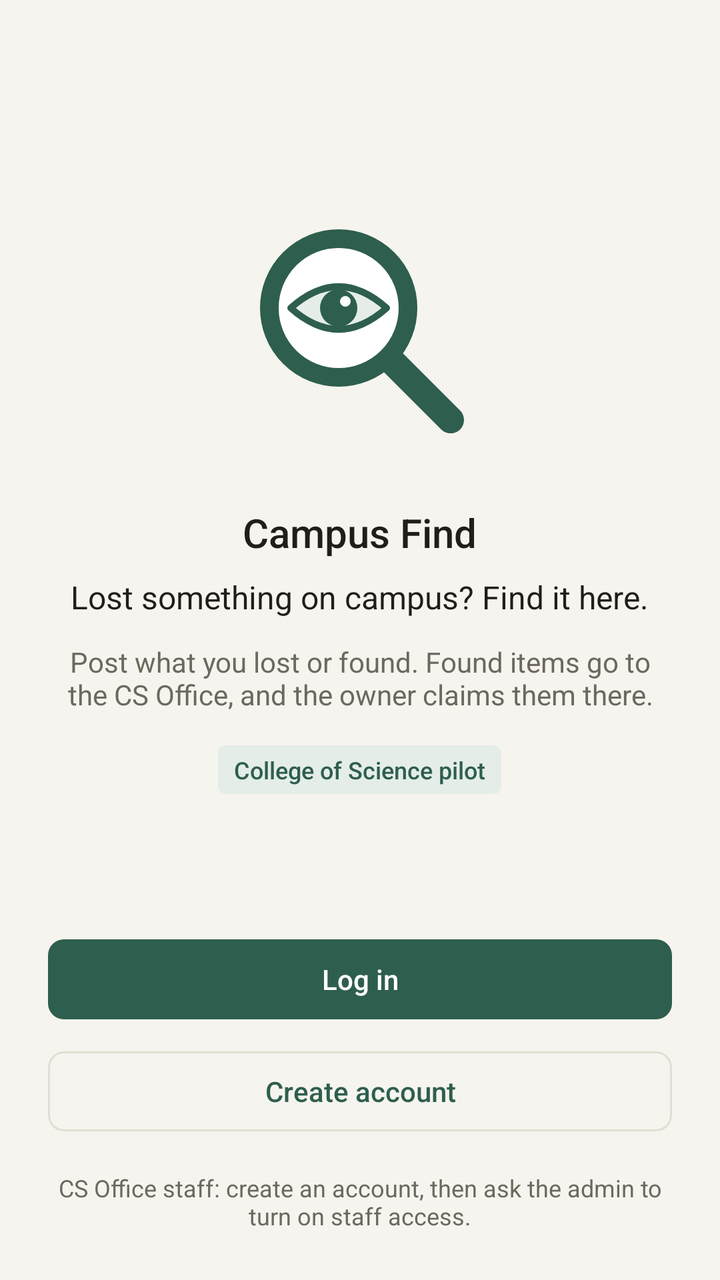
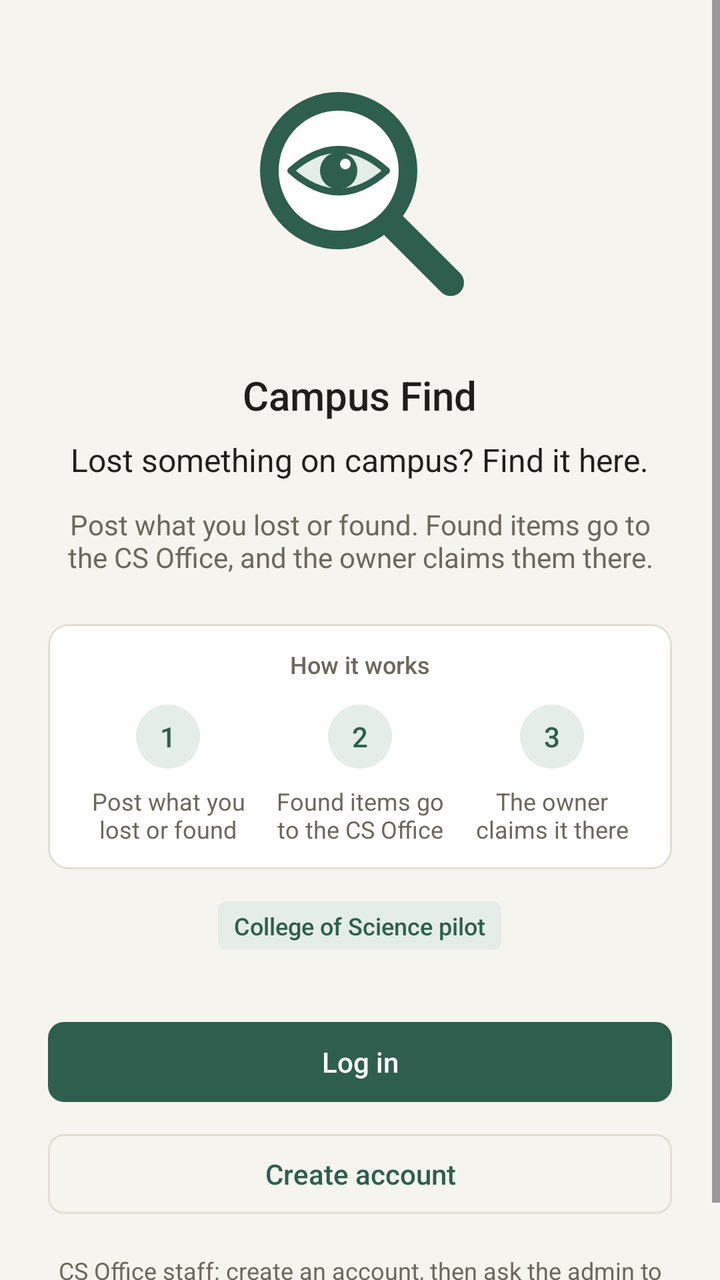

The first picture is an Android layout as it rendered before a commit; the second is the same layout after the commit. The layout source and the unified diff follow.
<!-- AndroidManifest.xml: application theme Theme.CampusFind -->
<!-- res/layout/fragment_welcome.xml -->
<?xml version="1.0" encoding="utf-8"?>
<ScrollView xmlns:android="http://schemas.android.com/apk/res/android"
    android:layout_width="match_parent"
    android:layout_height="match_parent"
    android:fillViewport="true">

    <LinearLayout
        android:layout_width="match_parent"
        android:layout_height="wrap_content"
        android:gravity="center_horizontal"
        android:orientation="vertical"
        android:paddingStart="@dimen/space_6"
        android:paddingTop="@dimen/space_8"
        android:paddingEnd="@dimen/space_6"
        android:paddingBottom="@dimen/space_6">

        <Space
            android:layout_width="match_parent"
            android:layout_height="0dp"
            android:layout_weight="1" />

        <ImageView
            android:id="@+id/logo"
            android:layout_width="@dimen/logo_size"
            android:layout_height="@dimen/logo_size"
            android:contentDescription="@string/cd_logo"
            android:src="@drawable/ic_logo_animated" />

        <TextView
            android:id="@+id/title"
            android:layout_width="wrap_content"
            android:layout_height="wrap_content"
            android:layout_marginTop="@dimen/space_6"
            android:text="@string/app_name"
            android:textAppearance="@style/TextAppearance.CampusFind.Title" />

        <TextView
            android:id="@+id/tagline"
            android:layout_width="wrap_content"
            android:layout_height="wrap_content"
            android:layout_marginTop="@dimen/space_2"
            android:gravity="center"
            android:text="@string/welcome_tagline"
            android:textAppearance="@style/TextAppearance.CampusFind.Large" />

        <TextView
            android:id="@+id/body"
            android:layout_width="wrap_content"
            android:layout_height="wrap_content"
            android:layout_marginTop="@dimen/space_3"
            android:gravity="center"
            android:maxWidth="@dimen/welcome_text_max_width"
            android:text="@string/welcome_body"
            android:textAppearance="@style/TextAppearance.CampusFind.Body.Muted" />

        <TextView
            android:id="@+id/pilot"
            style="@style/Widget.CampusFind.StatusChip"
            android:layout_marginTop="@dimen/space_4"
            android:background="@drawable/bg_chip_type"
            android:text="@string/welcome_pilot"
            android:textColor="@color/accent" />

        <Space
            android:layout_width="match_parent"
            android:layout_height="0dp"
            android:layout_weight="1"
            android:minHeight="@dimen/space_8" />

        <LinearLayout
            android:id="@+id/actions"
            android:layout_width="match_parent"
            android:layout_height="wrap_content"
            android:orientation="vertical">

            <com.google.android.material.button.MaterialButton
                android:id="@+id/logInButton"
                android:layout_width="match_parent"
                android:layout_height="wrap_content"
                android:text="@string/action_log_in" />

            <com.google.android.material.button.MaterialButton
                android:id="@+id/createAccountButton"
                style="@style/Widget.CampusFind.Button.Outlined"
                android:layout_width="match_parent"
                android:layout_height="wrap_content"
                android:layout_marginTop="@dimen/space_2"
                android:text="@string/action_create_account" />

            <TextView
                android:id="@+id/staffNote"
                android:layout_width="match_parent"
                android:layout_height="wrap_content"
                android:layout_marginTop="@dimen/space_4"
                android:gravity="center"
                android:text="@string/welcome_staff_note"
                android:textAppearance="@style/TextAppearance.CampusFind.Small" />
        </LinearLayout>
    </LinearLayout>
</ScrollView>
<!-- resources referenced by this layout -->
<resources>
  <color name="accent">#2E5E4E</color>
  <dimen name="logo_size">128dp</dimen>
  <dimen name="space_2">8dp</dimen>
  <dimen name="space_3">12dp</dimen>
  <dimen name="space_4">16dp</dimen>
  <dimen name="space_6">24dp</dimen>
  <dimen name="space_8">32dp</dimen>
  <dimen name="welcome_text_max_width">320dp</dimen>
  <string name="action_create_account">Create account</string>
  <string name="action_log_in">Log in</string>
  <string name="app_name">Campus Find</string>
  <string name="cd_logo">Campus Find logo, a magnifying glass with an eye</string>
  <string name="welcome_body">Post what you lost or found. Found items go to the CS Office, and the owner claims them there.</string>
  <string name="welcome_pilot">College of Science pilot</string>
  <string name="welcome_staff_note">CS Office staff: create an account, then ask the admin to turn on staff access.</string>
  <string name="welcome_tagline">Lost something on campus? Find it here.</string>
  <style name="TextAppearance.CampusFind.Body.Muted">
          <item name="android:textColor">@color/text_muted</item>
      </style>
  <style name="TextAppearance.CampusFind.Large">
          <item name="android:textSize">@dimen/text_large</item>
      </style>
  <color name="accent_tint">#E4EDE8</color>
  <dimen name="radius_chip">4dp</dimen>
  <color name="text_muted">#6C685E</color>
  <dimen name="text_large">16sp</dimen>
  <dimen name="text_small">12sp</dimen>
  <dimen name="text_title">20sp</dimen>
  <color name="border">#E2DED3</color>
  <dimen name="border_width">1dp</dimen>
  <dimen name="touch_target">48dp</dimen>
  <dimen name="space_1">4dp</dimen>
  <color name="chip_neutral_text">#55534D</color>
  <color name="on_accent">#FFFFFF</color>
  <color name="chip_error_text">#7A2E26</color>
  <color name="surface">#FFFFFF</color>
  <color name="chip_error_bg">#F1DEDA</color>
  <color name="background">#F6F4EE</color>
  <color name="text">#1F1E1A</color>
  <style name="TextAppearance.CampusFind.Body">
          <item name="android:textSize">@dimen/text_body</item>
      </style>
  <dimen name="radius_control">8dp</dimen>
  <color name="chip_neutral_bg">#E9E8E4</color>
  <dimen name="text_body">14sp</dimen>
  <!-- unchanged entries left out for length: 19 -->
</resources>

<!-- the commit's change to res/layout/fragment_welcome.xml (unified diff, before → after) -->
@@ -53,6 +53,116 @@
             android:text="@string/welcome_body"
             android:textAppearance="@style/TextAppearance.CampusFind.Body.Muted" />
 
+        
+        <LinearLayout
+            android:id="@+id/howItWorks"
+            style="@style/Widget.CampusFind.Row"
+            android:layout_width="match_parent"
+            android:layout_height="wrap_content"
+            android:layout_marginTop="@dimen/space_6"
+            android:foreground="@null"
+            android:orientation="vertical">
+
+            <TextView
+                android:layout_width="match_parent"
+                android:layout_height="wrap_content"
+                android:gravity="center"
+                android:text="@string/how_title"
+                android:textAppearance="@style/TextAppearance.CampusFind.Small.Medium" />
+
+            <LinearLayout
+                android:layout_width="match_parent"
+                android:layout_height="wrap_content"
+                android:layout_marginTop="@dimen/space_3"
+                android:baselineAligned="false"
+                android:orientation="horizontal">
+
+            <LinearLayout
+                android:layout_width="0dp"
+                android:layout_height="wrap_content"
+                android:layout_weight="1"
+                android:gravity="center_horizontal"
+                android:orientation="vertical"
+                android:paddingStart="@dimen/space_1"
+                android:paddingEnd="@dimen/space_1">
+
+                <TextView
+                    android:layout_width="@dimen/how_step_size"
+                    android:layout_height="@dimen/how_step_size"
+                    android:background="@drawable/bg_initials"
+                    android:gravity="center"
+                    android:importantForAccessibility="no"
+                    android:text="@string/how_step_number_1"
+                    android:textAppearance="@style/TextAppearance.CampusFind.Body.Medium"
+                    android:textColor="@color/accent" />
+
+                <TextView
+                    android:layout_width="match_parent"
+                    android:layout_height="wrap_content"
+                    android:layout_marginTop="@dimen/space_2"
+                    android:gravity="center"
+                    android:text="@string/how_step_1"
+                    android:textAppearance="@style/TextAppearance.CampusFind.Small" />
+            </LinearLayout>
+
+            <LinearLayout
+                android:layout_width="0dp"
+                android:layout_height="wrap_content"
+                android:layout_weight="1"
+                android:gravity="center_horizontal"
+                android:orientation="vertical"
+                android:paddingStart="@dimen/space_1"
+                android:paddingEnd="@dimen/space_1">
+
+                <TextView
+                    android:layout_width="@dimen/how_step_size"
+                    android:layout_height="@dimen/how_step_size"
+                    android:background="@drawable/bg_initials"
+                    android:gravity="center"
+                    android:importantForAccessibility="no"
+                    android:text="@string/how_step_number_2"
+                    android:textAppearance="@style/TextAppearance.CampusFind.Body.Medium"
+                    android:textColor="@color/accent" />
+
+                <TextView
+                    android:layout_width="match_parent"
+                    android:layout_height="wrap_content"
+                    android:layout_marginTop="@dimen/space_2"
+                    android:gravity="center"
+                    android:text="@string/how_step_2"
+                    android:textAppearance="@style/TextAppearance.CampusFind.Small" />
+            </LinearLayout>
+
+            <LinearLayout
+                android:layout_width="0dp"
+                android:layout_height="wrap_content"
+                android:layout_weight="1"
+                android:gravity="center_horizontal"
+                android:orientation="vertical"
+                android:paddingStart="@dimen/space_1"
+                android:paddingEnd="@dimen/space_1">
+
+                <TextView
+                    android:layout_width="@dimen/how_step_size"
+                    android:layout_height="@dimen/how_step_size"
+                    android:background="@drawable/bg_initials"
+                    android:gravity="center"
+                    android:importantForAccessibility="no"
+                    android:text="@string/how_step_number_3"
+                    android:textAppearance="@style/TextAppearance.CampusFind.Body.Medium"
+                    android:textColor="@color/accent" />
+
+                <TextView
+                    android:layout_width="match_parent"
+                    android:layout_height="wrap_content"
+                    android:layout_marginTop="@dimen/space_2"
+                    android:gravity="center"
+                    android:text="@string/how_step_3"
+                    android:textAppearance="@style/TextAppearance.CampusFind.Small" />
+            </LinearLayout>
+            </LinearLayout>
+        </LinearLayout>
+
         <TextView
             android:id="@+id/pilot"
             style="@style/Widget.CampusFind.StatusChip"
<!-- resource entries referenced after the edit -->
@@ -1,6 +1,7 @@
 <!-- resources referenced by this layout -->
 <resources>
   <color name="accent">#2E5E4E</color>
+  <dimen name="how_step_size">32dp</dimen>
   <dimen name="logo_size">128dp</dimen>
   <dimen name="space_2">8dp</dimen>
   <dimen name="space_3">12dp</dimen>
@@ -8,10 +9,22 @@
   <dimen name="space_6">24dp</dimen>
   <dimen name="space_8">32dp</dimen>
   <dimen name="welcome_text_max_width">320dp</dimen>
+  <!-- drawable bg_initials (drawable) -->
+  <?xml version="1.0" encoding="utf-8"?>
+  <shape xmlns:android="http://schemas.android.com/apk/res/android" android:shape="oval">
+      <solid android:color="@color/accent_tint" />
+  </shape>
   <string name="action_create_account">Create account</string>
   <string name="action_log_in">Log in</string>
   <string name="app_name">Campus Find</string>
   <string name="cd_logo">Campus Find logo, a magnifying glass with an eye</string>
+  <string name="how_step_1">Post what you lost or found</string>
+  <string name="how_step_2">Found items go to the CS Office</string>
+  <string name="how_step_3">The owner claims it there</string>
+  <string name="how_step_number_1">1</string>
+  <string name="how_step_number_2">2</string>
+  <string name="how_step_number_3">3</string>
+  <string name="how_title">How it works</string>
   <string name="welcome_body">Post what you lost or found. Found items go to the CS Office, and the owner claims them there.</string>
   <string name="welcome_pilot">College of Science pilot</string>
   <string name="welcome_staff_note">CS Office staff: create an account, then ask the admin to turn on staff access.</string>
@@ -22,6 +35,12 @@
   <style name="TextAppearance.CampusFind.Large">
           <item name="android:textSize">@dimen/text_large</item>
       </style>
+  <style name="Widget.CampusFind.Row" parent="">
+          <item name="android:background">@drawable/bg_row</item>
+          <item name="android:foreground">@drawable/fg_row_ripple</item>
+          <item name="android:padding">@dimen/space_3</item>
+          <item name="android:minHeight">@dimen/touch_target</item>
+      </style>
   <color name="accent_tint">#E4EDE8</color>
   <dimen name="radius_chip">4dp</dimen>
   <color name="text_muted">#6C685E</color>
@@ -31,6 +50,23 @@
   <color name="border">#E2DED3</color>
   <dimen name="border_width">1dp</dimen>
   <dimen name="touch_target">48dp</dimen>
+  <!-- drawable bg_row (drawable) -->
+  <?xml version="1.0" encoding="utf-8"?>
+  <shape xmlns:android="http://schemas.android.com/apk/res/android" android:shape="rectangle">
+      <solid android:color="@color/surface" />
+      <stroke android:width="@dimen/border_width" android:color="@color/border" />
+      <corners android:radius="@dimen/radius_row" />
+  </shape>
+  <!-- drawable fg_row_ripple (drawable) -->
+  <?xml version="1.0" encoding="utf-8"?>
+  <ripple xmlns:android="http://schemas.android.com/apk/res/android" android:color="@color/accent_tint">
+      <item android:id="@android:id/mask">
+          <shape android:shape="rectangle">
+              <solid android:color="@color/border" />
+              <corners android:radius="@dimen/radius_row" />
+          </shape>
+      </item>
+  </ripple>
   <dimen name="space_1">4dp</dimen>
   <color name="chip_neutral_text">#55534D</color>
   <color name="on_accent">#FFFFFF</color>
@@ -43,6 +79,7 @@
           <item name="android:textSize">@dimen/text_body</item>
       </style>
   <dimen name="radius_control">8dp</dimen>
+  <dimen name="radius_row">10dp</dimen>
   <color name="chip_neutral_bg">#E9E8E4</color>
   <dimen name="text_body">14sp</dimen>
   <!-- unchanged entries left out for length: 19 -->
